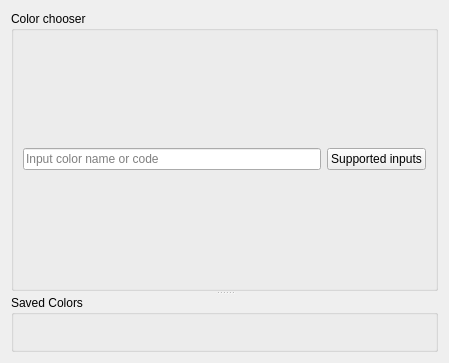
Above: src/manager.ui from keshavbhatt/ColorPie before the change. Below: the same form after it.
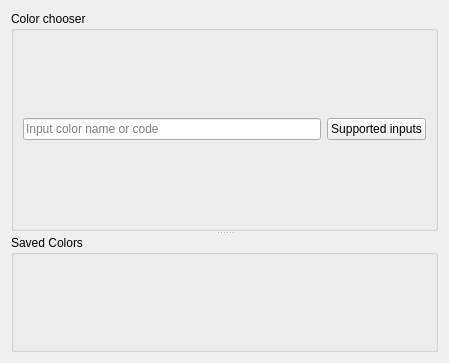
That is the form after the change.

```diff
--- a/src/manager.ui
+++ b/src/manager.ui
@@ -26,7 +26,7 @@
       <property name="minimumSize">
        <size>
         <width>0</width>
-        <height>280</height>
+        <height>220</height>
        </size>
       </property>
       <property name="title">
```
